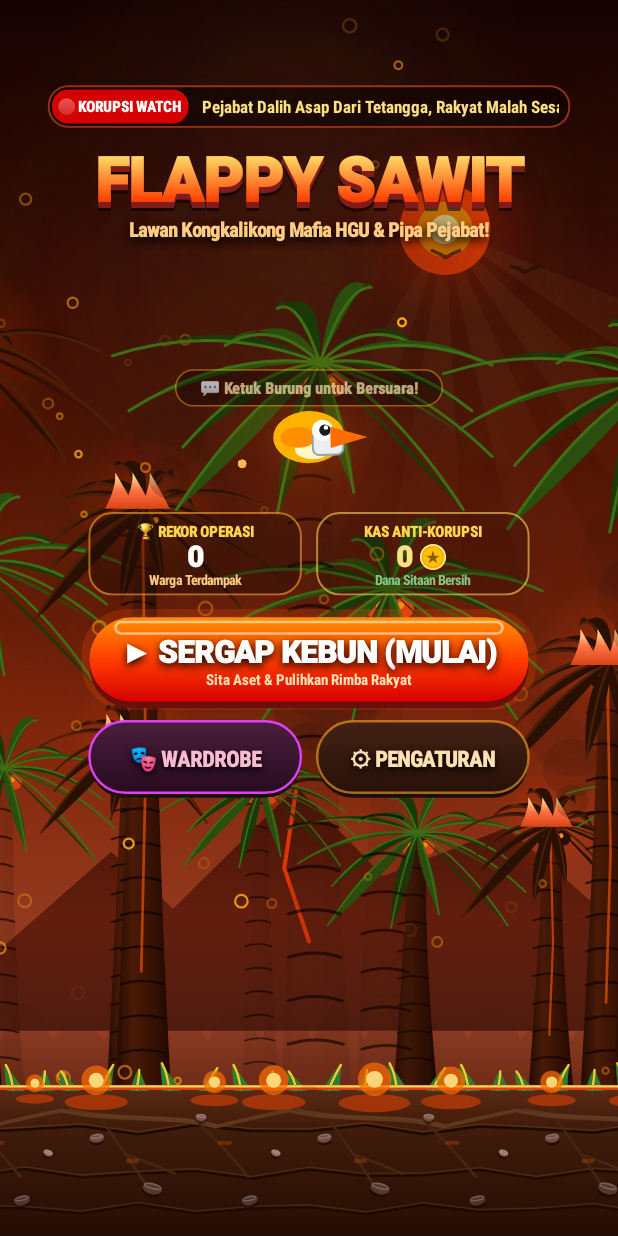
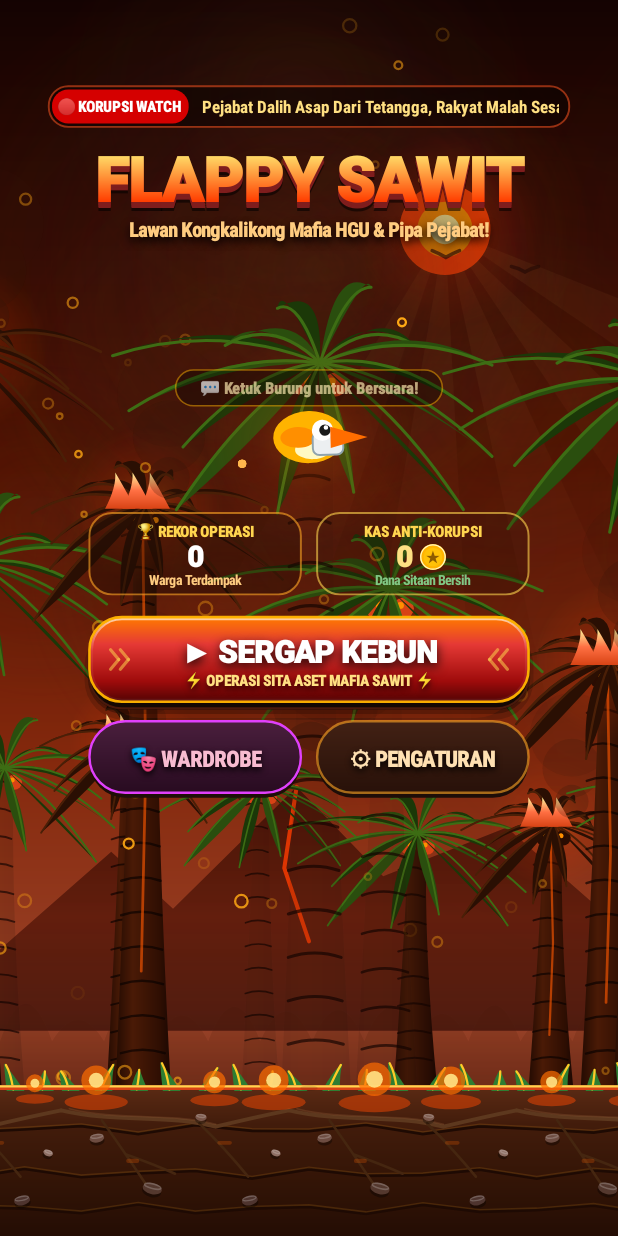
Before and after one commit to GUPRON98/FlappySawit, an Android app: the screen it shows after launch (MainActivity), on a phone screen of 412 x 824 dp. Run offline under Robolectric (Android 15) with nearby library versions, the phone set to English and light mode, and no system bars.

Commit message:
Redesign SERGAP KEBUN action button with tactical raid aesthetic and physically-based soft drop shadow

```diff
--- a/app/src/main/java/com/flappysawit/game/GameView.java
+++ b/app/src/main/java/com/flappysawit/game/GameView.java
@@ -1020,46 +1020,110 @@ public class GameView extends View {
         tp.setFakeBoldText(false);
         c.drawText("Dana Sitaan Bersih", rightX + cardW / 2, dashY + 44 * SCALE, tp);
 
-        // 4. MAIN ACTION BUTTON ("▶ SERGAP KEBUN (MULAI)")
+        // 4. MAIN ACTION BUTTON ("▶ SERGAP KEBUN" - TACTICAL ANTI-CORRUPTION RAID)
         float pulse = 0.90f + (float)Math.sin(timeMs * 0.005f) * 0.10f;
-
+        float btnR = 20 * SCALE;
+
+        // [A] Physically-Based Multi-Layer Ambient Occlusion & Ground Drop Shadow
+        // 1. Far diffused ambient ground shadow
         sp.setStyle(Paint.Style.FILL);
-        sp.setColor(Color.argb((int)(60 * pulse), 255, 80, 0));
-        rf.set(playBtnX - 5 * SCALE, playBtnY - 5 * SCALE, playBtnX + playBtnW + 5 * SCALE, playBtnY + playBtnH + 5 * SCALE);
-        c.drawRoundRect(rf, 28 * SCALE, 28 * SCALE, sp);
-
-        p.setStyle(Paint.Style.FILL);
-        p.setColor(0xFF6B0E0E);
+        sp.setColor(0x28000000);
+        rf.set(playBtnX - 3 * SCALE, playBtnY + 6 * SCALE, playBtnX + playBtnW + 3 * SCALE, playBtnY + playBtnH + 11 * SCALE);
+        c.drawRoundRect(rf, btnR + 4 * SCALE, btnR + 4 * SCALE, sp);
+
+        // 2. Mid elevation shadow
+        sp.setColor(0x4A000000);
+        rf.set(playBtnX - 1 * SCALE, playBtnY + 4 * SCALE, playBtnX + playBtnW + 1 * SCALE, playBtnY + playBtnH + 7.5f * SCALE);
+        c.drawRoundRect(rf, btnR + 2 * SCALE, btnR + 2 * SCALE, sp);
+
+        // 3. Sharp contact occlusion shadow
+        sp.setColor(0x80000000);
+        rf.set(playBtnX, playBtnY + 2.5f * SCALE, playBtnX + playBtnW, playBtnY + playBtnH + 5 * SCALE);
+        c.drawRoundRect(rf, btnR, btnR, sp);
+
+        // 4. Atmospheric Peatland Fire Underglow (Subtle breathing warm aura under button)
+        int glowAlpha = (int)(32 * pulse);
+        sp.setColor(Color.argb(glowAlpha, 255, 60, 0));
+        rf.set(playBtnX + 8 * SCALE, playBtnY + 5 * SCALE, playBtnX + playBtnW - 8 * SCALE, playBtnY + playBtnH + 10 * SCALE);
+        c.drawRoundRect(rf, btnR + 4 * SCALE, btnR + 4 * SCALE, sp);
+
+        // [B] Tactical Heavy Base Chassis (Solid Peat Iron Foundation)
+        p.setStyle(Paint.Style.FILL);
+        p.setColor(0xFF140803); // Charred peat iron
         rf.set(playBtnX, playBtnY + 4 * SCALE, playBtnX + playBtnW, playBtnY + playBtnH + 4 * SCALE);
-        c.drawRoundRect(rf, 26 * SCALE, 26 * SCALE, p);
-
+        c.drawRoundRect(rf, btnR, btnR, p);
+
+        // Base chassis bronze rim bevel
+        p.setStyle(Paint.Style.STROKE);
+        p.setColor(0xFF4A1A0C);
+        p.setStrokeWidth(1.2f * SCALE);
+        c.drawRoundRect(rf, btnR, btnR, p);
+
+        // [C] Button Face Plate (Emergency Raid Tactical Crimson & Peat Flame Gradient)
+        p.setStyle(Paint.Style.FILL);
         p.setShader(new LinearGradient(playBtnX, playBtnY, playBtnX, playBtnY + playBtnH,
-                new int[]{0xFFFF9100, 0xFFFF3D00, 0xFFD50000}, null, Shader.TileMode.CLAMP));
+                new int[]{0xFFFF7A00, 0xFFE53935, 0xFF9E0B0B, 0xFF520303},
+                new float[]{0.0f, 0.32f, 0.76f, 1.0f}, Shader.TileMode.CLAMP));
         rf.set(playBtnX, playBtnY, playBtnX + playBtnW, playBtnY + playBtnH);
-        c.drawRoundRect(rf, 26 * SCALE, 26 * SCALE, p);
+        c.drawRoundRect(rf, btnR, btnR, p);
         p.setShader(null);
 
-        // Gloss highlight line on button
-        p.setStyle(Paint.Style.STROKE);
-        p.setColor(0x88FFFFFF);
+        // [D] Inner Chamfer Specular Highlight (Subtle metallic top rim sheen)
+        p.setStyle(Paint.Style.STROKE);
+        p.setStrokeWidth(1.4f * SCALE);
+        p.setShader(new LinearGradient(playBtnX, playBtnY, playBtnX, playBtnY + playBtnH * 0.40f,
+                new int[]{0xAAFFFFFF, 0x10FFFFFF}, null, Shader.TileMode.CLAMP));
+        rf.set(playBtnX + 1.5f * SCALE, playBtnY + 1.2f * SCALE, playBtnX + playBtnW - 1.5f * SCALE, playBtnY + playBtnH - 1.2f * SCALE);
+        c.drawRoundRect(rf, btnR - 1.5f * SCALE, btnR - 1.5f * SCALE, p);
+        p.setShader(null);
+
+        // [E] Outer Tactical Border Frame with Pulsing Amber Neon Edge
+        p.setStyle(Paint.Style.STROKE);
         p.setStrokeWidth(1.6f * SCALE);
-        rf.set(playBtnX + 16 * SCALE, playBtnY + 3 * SCALE, playBtnX + playBtnW - 16 * SCALE, playBtnY + 10 * SCALE);
-        c.drawRoundRect(rf, 5 * SCALE, 5 * SCALE, p);
-
+        int borderAlpha = Math.min(255, (int)(180 + 75 * pulse));
+        p.setColor(Color.argb(borderAlpha, 255, 179, 0)); // Vibrant tactical amber border
+        rf.set(playBtnX, playBtnY, playBtnX + playBtnW, playBtnY + playBtnH);
+        c.drawRoundRect(rf, btnR, btnR, p);
+
+        // [F] Flank Tactical Chevron Grips (Field Equipment Aesthetic)
+        p.setStyle(Paint.Style.STROKE);
+        p.setStrokeWidth(2.0f * SCALE);
+        p.setStrokeCap(Paint.Cap.ROUND);
+        p.setColor(0x88FFD54F);
+
+        float leftGripX = playBtnX + 16 * SCALE;
+        float gripCenterY = playBtnY + playBtnH / 2;
+        // Left chevron grips »
+        c.drawLine(leftGripX - 3 * SCALE, gripCenterY - 6 * SCALE, leftGripX + 2 * SCALE, gripCenterY, p);
+        c.drawLine(leftGripX + 2 * SCALE, gripCenterY, leftGripX - 3 * SCALE, gripCenterY + 6 * SCALE, p);
+        c.drawLine(leftGripX + 3 * SCALE, gripCenterY - 6 * SCALE, leftGripX + 8 * SCALE, gripCenterY, p);
+        c.drawLine(leftGripX + 8 * SCALE, gripCenterY, leftGripX + 3 * SCALE, gripCenterY + 6 * SCALE, p);
+
+        // Right chevron grips «
+        float rightGripX = playBtnX + playBtnW - 16 * SCALE;
+        c.drawLine(rightGripX + 3 * SCALE, gripCenterY - 6 * SCALE, rightGripX - 2 * SCALE, gripCenterY, p);
+        c.drawLine(rightGripX - 2 * SCALE, gripCenterY, rightGripX + 3 * SCALE, gripCenterY + 6 * SCALE, p);
+        c.drawLine(rightGripX - 3 * SCALE, gripCenterY - 6 * SCALE, rightGripX - 8 * SCALE, gripCenterY, p);
+        c.drawLine(rightGripX - 8 * SCALE, gripCenterY, rightGripX - 3 * SCALE, gripCenterY + 6 * SCALE, p);
+        p.setStrokeCap(Paint.Cap.BUTT);
+
+        // [G] Tactical Typography
         tp.setTypeface(tfBlack);
         tp.setColor(Color.WHITE);
         tp.setTextSize(19 * SCALE);
         tp.setFakeBoldText(true);
         tp.setTextAlign(Paint.Align.CENTER);
-        tp.setShadowLayer(4 * SCALE, 0, 2 * SCALE, 0xFF000000);
-        c.drawText("▶ SERGAP KEBUN (MULAI)", W / 2, playBtnY + 28 * SCALE, tp);
+        tp.setShadowLayer(5 * SCALE, 0, 2.5f * SCALE, 0xDD000000);
+        c.drawText("▶ SERGAP KEBUN", W / 2, playBtnY + 28 * SCALE, tp);
         tp.clearShadowLayer();
 
         tp.setTypeface(tfCondensed);
-        tp.setColor(0xFFFFE0B2);
+        tp.setColor(0xFFFFE082); // Anti-corruption gold tag
         tp.setTextSize(9.5f * SCALE);
-        tp.setFakeBoldText(false);
-        c.drawText("Sita Aset & Pulihkan Rimba Rakyat", W / 2, playBtnY + 42 * SCALE, tp);
+        tp.setFakeBoldText(true);
+        tp.setShadowLayer(3 * SCALE, 0, 1.5f * SCALE, 0xCC000000);
+        c.drawText("⚡ OPERASI SITA ASET MAFIA SAWIT ⚡", W / 2, playBtnY + 42.5f * SCALE, tp);
+        tp.clearShadowLayer();
 
         // 5. SECONDARY CONTROL ROW ([ 🎭 WARDROBE & SKIN ] and [ ⚙ PENGATURAN ])
         // [A] Skin Selection Button
```
Also changed, not shown: 1 other file.
